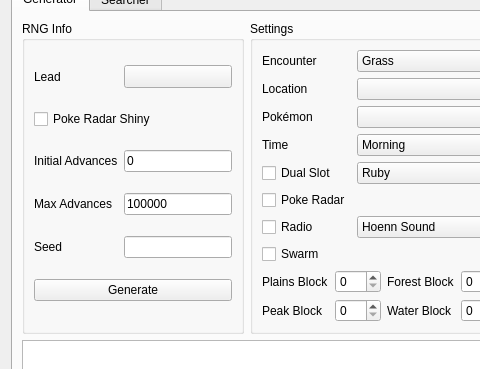
Above: Source/Form/Gen4/Wild4.ui from Admiral-Fish/PokeFinder before the change; both pictures show x 0 to 480 and y 122 to 491 of the 1200 by 700 pixel window. Below: the same form after it.
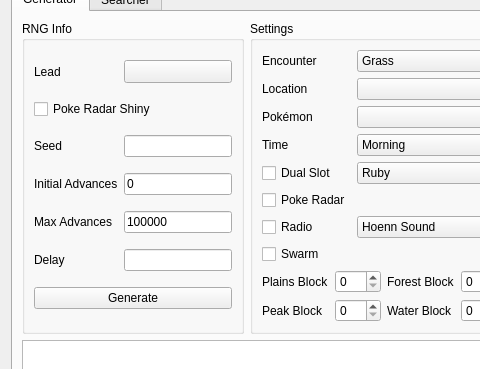
That is the form after the change. Custom widgets are drawn as their Qt base class.

What changed in the file:
```diff
--- a/Source/Form/Gen4/Wild4.ui
+++ b/Source/Form/Gen4/Wild4.ui
@@ -116,30 +116,23 @@
           <string>RNG Info</string>
          </property>
          <layout class="QGridLayout" name="gridLayout_3">
-          <item row="0" column="0">
-           <widget class="QLabel" name="labelGeneratorLead">
-            <property name="text">
-             <string>Lead</string>
-            </property>
-           </widget>
-          </item>
-          <item row="4" column="1">
-           <widget class="TextBox" name="textBoxGeneratorSeed"/>
-          </item>
-          <item row="2" column="1">
+          <item row="3" column="1">
            <widget class="TextBox" name="textBoxGeneratorStartingAdvance">
             <property name="text">
              <string notr="true">0</string>
             </property>
            </widget>
           </item>
-          <item row="3" column="1">
-           <widget class="TextBox" name="textBoxGeneratorMaxAdvances">
+          <item row="1" column="0" colspan="2">
+           <widget class="QCheckBox" name="checkBoxGeneratorPokeRadarShiny">
             <property name="text">
-             <string notr="true">100000</string>
+             <string>Poke Radar Shiny</string>
             </property>
            </widget>
           </item>
+          <item row="2" column="1">
+           <widget class="TextBox" name="textBoxGeneratorSeed"/>
+          </item>
           <item row="0" column="1">
            <widget class="ComboMenu" name="toolButtonGeneratorLead">
             <property name="sizePolicy">
@@ -150,35 +143,28 @@
             </property>
            </widget>
           </item>
-          <item row="2" column="0">
-           <widget class="QLabel" name="labelGeneratorStartingAdvance">
+          <item row="4" column="1">
+           <widget class="TextBox" name="textBoxGeneratorMaxAdvances">
             <property name="text">
-             <string>Initial Advances</string>
+             <string notr="true">100000</string>
             </property>
            </widget>
           </item>
           <item row="4" column="0">
-           <widget class="QLabel" name="labelGeneratorSeed">
-            <property name="text">
-             <string>Seed</string>
-            </property>
-           </widget>
-          </item>
-          <item row="1" column="0" colspan="2">
-           <widget class="QCheckBox" name="checkBoxGeneratorPokeRadarShiny">
-            <property name="text">
-             <string>Poke Radar Shiny</string>
-            </property>
-           </widget>
-          </item>
-          <item row="3" column="0">
            <widget class="QLabel" name="labelGeneratorMaxAdvances">
             <property name="text">
              <string>Max Advances</string>
             </property>
            </widget>
           </item>
-          <item row="5" column="0" colspan="2">
+          <item row="3" column="0">
+           <widget class="QLabel" name="labelGeneratorStartingAdvance">
+            <property name="text">
+             <string>Initial Advances</string>
+            </property>
+           </widget>
+          </item>
+          <item row="7" column="0" colspan="2">
            <widget class="QPushButton" name="pushButtonGenerate">
             <property name="enabled">
              <bool>true</bool>
@@ -194,6 +180,30 @@
             </property>
            </widget>
           </item>
+          <item row="2" column="0">
+           <widget class="QLabel" name="labelGeneratorSeed">
+            <property name="text">
+             <string>Seed</string>
+            </property>
+           </widget>
+          </item>
+          <item row="0" column="0">
+           <widget class="QLabel" name="labelGeneratorLead">
+            <property name="text">
+             <string>Lead</string>
+            </property>
+           </widget>
+          </item>
+          <item row="5" column="0">
+           <widget class="QLabel" name="labelGeneratorDelay">
+            <property name="text">
+             <string>Delay</string>
+            </property>
+           </widget>
+          </item>
+          <item row="5" column="1">
+           <widget class="TextBox" name="textBoxGeneratorDelay"/>
+          </item>
          </layout>
         </widget>
        </item>
```
Left out of the diff: 7 changed lines with no effect on the pictures.
